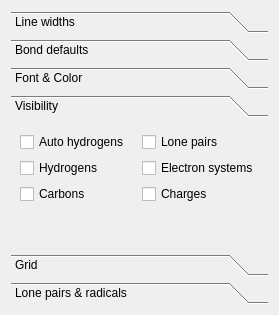
timvdm/Molsketch, file libmolsketch/scenepropertieswidget.ui: the form before one commit.
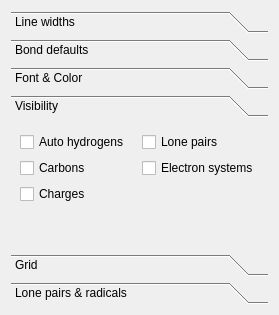
The form after the commit. The open tabs and pages were chosen to show the change. Custom widgets are drawn as their Qt base class.

Commit message: Remove superfluous "Hydrogens visible" setting

```diff
--- a/libmolsketch/scenepropertieswidget.ui
+++ b/libmolsketch/scenepropertieswidget.ui
@@ -162,13 +162,6 @@
          </property>
         </widget>
        </item>
-       <item row="1" column="0">
-        <widget class="QCheckBox" name="hydrogensVisible">
-         <property name="text">
-          <string>Hydrogens</string>
-         </property>
-        </widget>
-       </item>
        <item row="1" column="1">
         <widget class="QCheckBox" name="electronSystemsVisible">
          <property name="text">
@@ -176,20 +169,6 @@
          </property>
         </widget>
        </item>
-       <item row="2" column="0">
-        <widget class="QCheckBox" name="carbonsVisible">
-         <property name="text">
-          <string>Carbons</string>
-         </property>
-        </widget>
-       </item>
-       <item row="2" column="1">
-        <widget class="QCheckBox" name="chargesVisible">
-         <property name="text">
-          <string>Charges</string>
-         </property>
-        </widget>
-       </item>
        <item row="3" column="0">
         <spacer name="verticalSpacer">
          <property name="orientation">
@@ -203,6 +182,20 @@
          </property>
         </spacer>
        </item>
+       <item row="1" column="0">
+        <widget class="QCheckBox" name="carbonsVisible">
+         <property name="text">
+          <string>Carbons</string>
+         </property>
+        </widget>
+       </item>
+       <item row="2" column="0">
+        <widget class="QCheckBox" name="chargesVisible">
+         <property name="text">
+          <string>Charges</string>
+         </property>
+        </widget>
+       </item>
       </layout>
      </widget>
      <widget class="QWidget" name="gridSettings">
```
Left out of the diff: 2 changed lines with no effect on the pictures. The commit also changes 3 other files.
